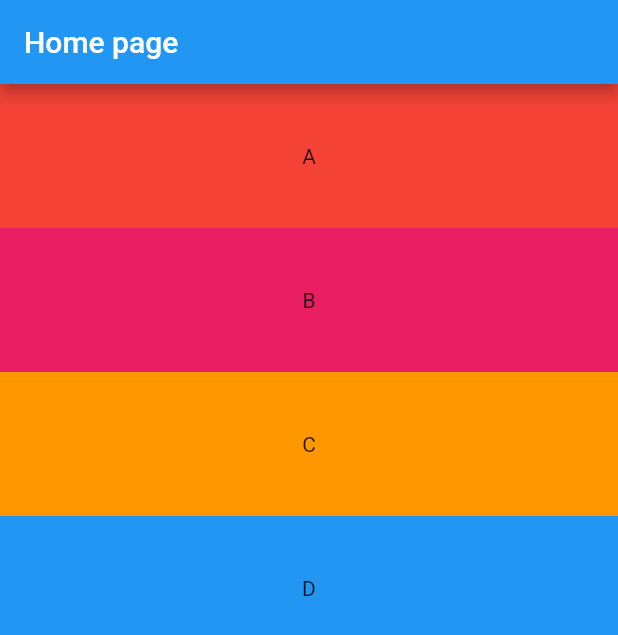
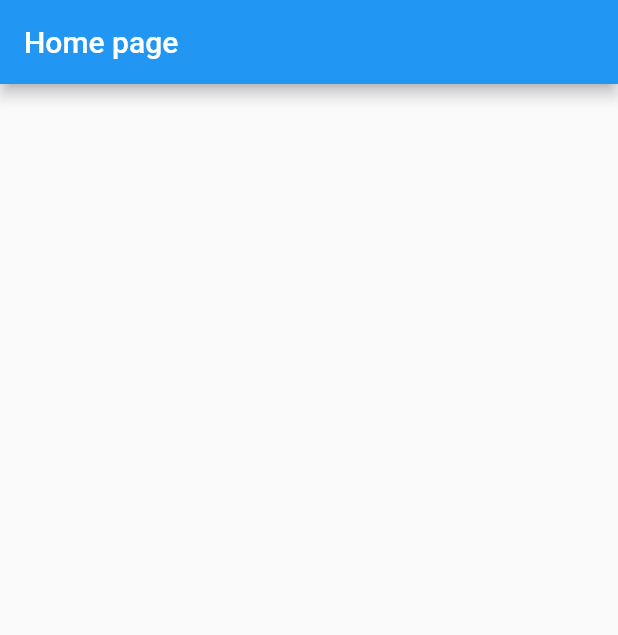
Before and after one commit to phamtanphat/flutter_hello_word_25042023, a Flutter app: the screen it shows after launch, on a phone screen of 412 x 824 dp. Shown: the top 635 px of the screen. Run offline on Flutter 3.47's test engine with Material 2 defaults, Android fonts, the phone set to English and light mode, and no system bars.

Commit message:
tach code

```diff
--- a/lib/home_page.dart
+++ b/lib/home_page.dart
@@ -15,7 +15,17 @@ class _HomePageState extends State<HomePage> {
         title: Text("Home page"),
       ),
       body: Container(
-        child: Column(
+        child: widgetBaiTap2(),
+      ),
+    );
+  }
+
+  Widget widgetBaiTap2() {
+    return Container();
+  }
+
+  Widget widgetBaiTap1() {
+    return Column(
       crossAxisAlignment: CrossAxisAlignment.stretch,
       children: [
         Expanded(
@@ -61,8 +71,6 @@ class _HomePageState extends State<HomePage> {
           child: Container(color: Colors.blue),
         )
       ],
-        ),
-      ),
     );
   }
 }
```
Lines whose indentation alone changed are shown as unchanged.
